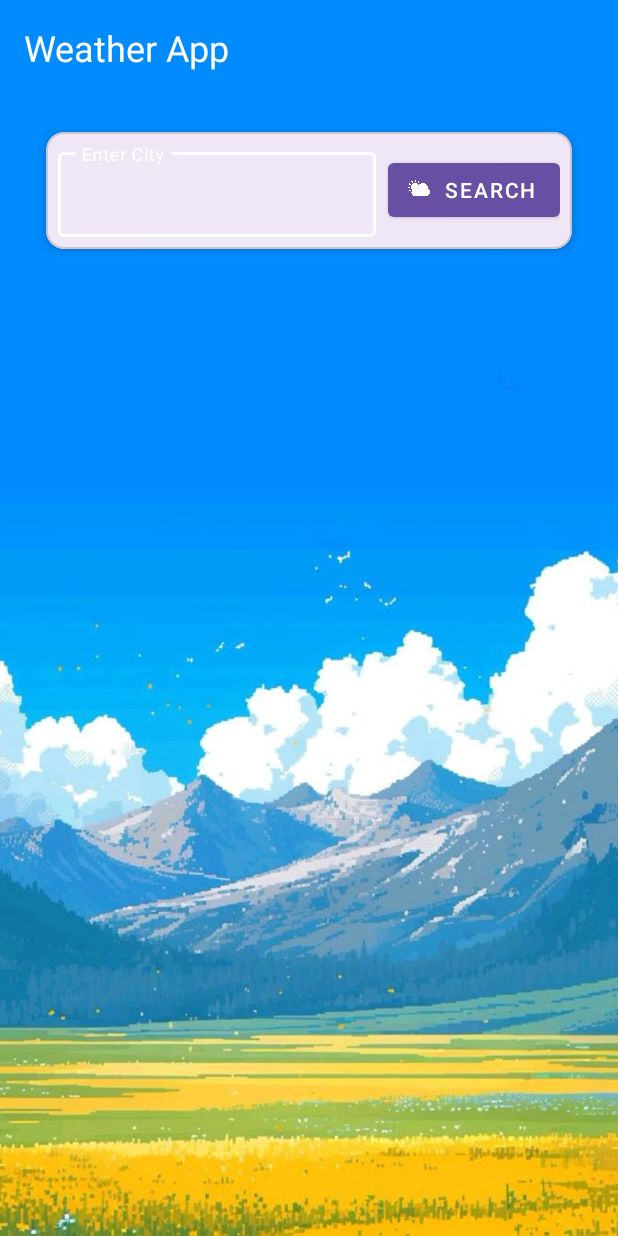
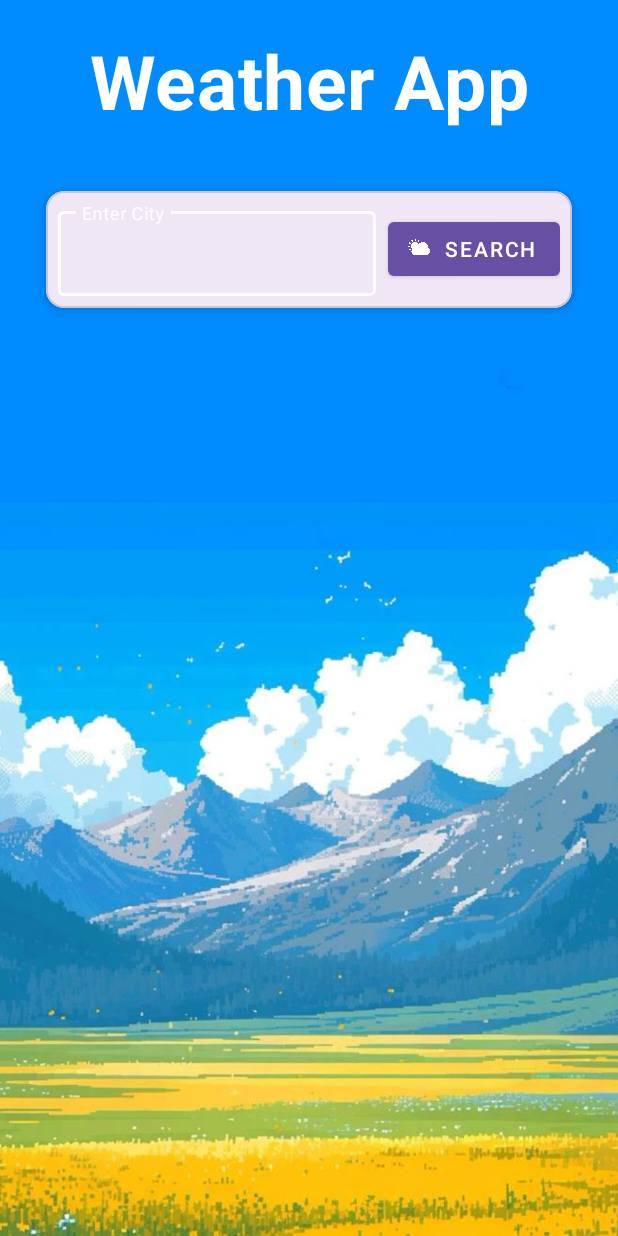
Before and after one commit to oluoko/AS-Projects, an Android app: the screen it shows after launch (MainActivity), on a phone screen of 412 x 824 dp. Run offline under Robolectric (Android 15) with nearby library versions, the phone set to English and light mode, and no system bars.

Commit message:
Android Studio Projects: Weather App: Completed

```diff
--- a/Weather-App/app/src/main/AndroidManifest.xml
+++ b/Weather-App/app/src/main/AndroidManifest.xml
@@ -2,6 +2,7 @@
 <manifest xmlns:android="http://schemas.android.com/apk/res/android"
     xmlns:tools="http://schemas.android.com/tools">
 
+    <uses-permission android:name="android.permission.INTERNET" />
     <application
         android:allowBackup="true"
         android:dataExtractionRules="@xml/data_extraction_rules"
--- /dev/null
+++ b/Weather-App/app/src/main/res/drawable/placeholder_icon.xml
@@ -0,0 +1,13 @@
+<?xml version="1.0" encoding="utf-8"?>
+<selector xmlns:android="http://schemas.android.com/apk/res/android">
+    <!-- res/drawable/placeholder_icon.xml -->
+    <vector xmlns:android="http://schemas.android.com/apk/res/android"
+        android:width="24dp"
+        android:height="24dp"
+        android:viewportWidth="24"
+        android:viewportHeight="24">
+        <path
+            android:fillColor="#FFBB86FC"
+            android:pathData="M19.35,10.04C18.67,6.59 15.64,4 12,4 9.11,4 6.6,5.64 5.35,8.04 2.34,8.36 0,10.91 0,14c0,3.31 2.69,6 6,6h13c2.76,0 5,-2.24 5,-5 0,-2.64 -2.05,-4.78 -4.65,-4.96z"/>
+    </vector>
+</selector>
--- a/Weather-App/app/src/main/res/layout/activity_main.xml
+++ b/Weather-App/app/src/main/res/layout/activity_main.xml
@@ -13,7 +13,7 @@
         android:layout_height="match_parent"
         android:scaleType="centerCrop"
         app:srcCompat="@drawable/background"
-        android:contentDescription="Weather background" />
+        />
 
     <androidx.constraintlayout.widget.ConstraintLayout
         android:layout_width="match_parent"
@@ -22,9 +22,10 @@
         <androidx.appcompat.widget.Toolbar
             android:id="@+id/toolbar"
             android:layout_width="match_parent"
-            android:layout_height="?attr/actionBarSize"
+            android:layout_height="wrap_content"
+            android:layout_marginTop="20dp"
             app:title="Weather App"
-            app:titleTextAppearance="@style/TextAppearance.MaterialComponents.Headline5"
+            app:titleTextAppearance="@style/Toolbar.TitleText"
             app:titleTextColor="@color/white"
             android:background="@android:color/transparent"
             app:layout_constraintTop_toTopOf="parent" />
@@ -34,7 +35,7 @@
             android:layout_width="0dp"
             android:layout_height="wrap_content"
             android:layout_marginStart="32dp"
-            android:layout_marginTop="24dp"
+            android:layout_marginTop="40dp"
             android:layout_marginEnd="32dp"
             app:cardCornerRadius="12dp"
             app:cardElevation="4dp"
@@ -84,7 +85,7 @@
             android:id="@+id/weatherInfoCard"
             android:layout_width="0dp"
             android:layout_height="wrap_content"
-            android:layout_marginTop="24dp"
+            android:layout_marginTop="40dp"
             app:cardCornerRadius="12dp"
             app:cardElevation="4dp"
             app:layout_constraintEnd_toEndOf="@id/searchCard"
--- /dev/null
+++ b/Weather-App/app/src/main/res/values/styles.xml
@@ -0,0 +1,8 @@
+<?xml version="1.0" encoding="utf-8"?>
+<resources>
+    <style name="Toolbar.TitleText" parent="TextAppearance.MaterialComponents.Headline4">
+        <item name="android:textStyle">bold</item>
+        <item name="android:textAlignment">center</item>
+        <item name="android:textSize">50sp</item>
+    </style>
+</resources>
```
Also changed, not shown: Weather-App/app/src/main/java/com/weather_app/app/MainActivity.java (+148 -16 lines).
